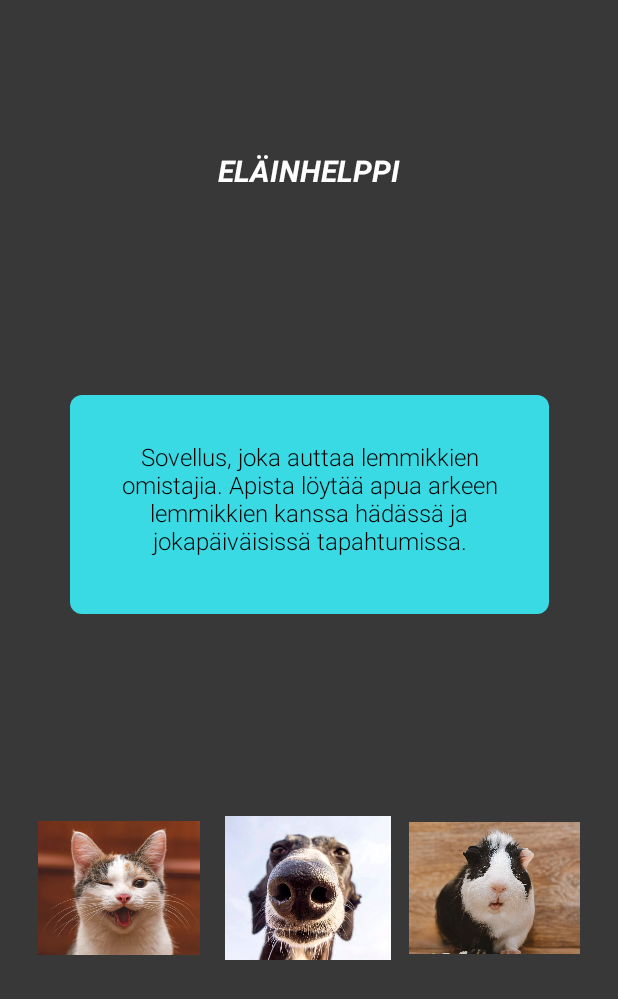
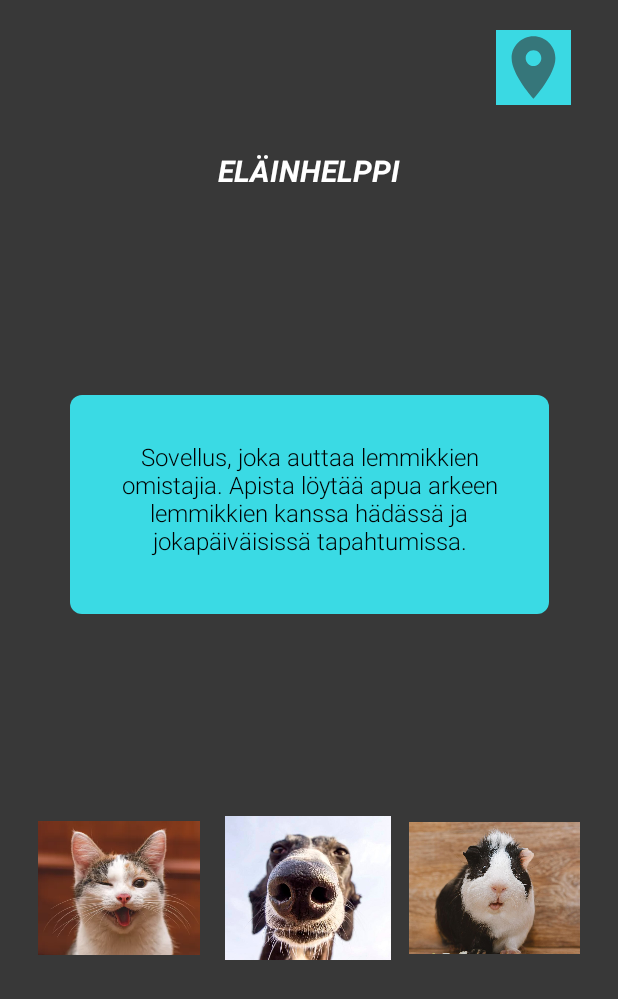
Before and after one commit to TVT21SPORyhma17Mobiilikehitysprojekti/TVT21SPO_Ryhma17K23, an Android app: the layout activity_main.xml on its own in the app's theme, with its tools: preview values and no code run, on a phone screen of 412 x 824 dp. Shown: the top 999 px of the screen. Run offline under Robolectric (Android 15) with nearby library versions, the phone set to English and light mode, and no system bars.

Commit message:
stringsit lisätty

```diff
--- a/app/src/main/res/layout/activity_main.xml
+++ b/app/src/main/res/layout/activity_main.xml
@@ -82,4 +82,17 @@
         app:layout_constraintTop_toBottomOf="@+id/textView"
         app:srcCompat="@drawable/kissa" />
 
+    <ImageView
+        android:id="@+id/maps"
+        android:layout_width="50dp"
+        android:layout_height="50dp"
+        android:layout_marginTop="20dp"
+        android:layout_marginEnd="15dp"
+        android:background="#3AD9E3"
+        app:layout_constraintEnd_toEndOf="parent"
+        app:layout_constraintHorizontal_bias="0.954"
+        app:layout_constraintStart_toStartOf="parent"
+        app:layout_constraintTop_toTopOf="parent"
+        app:srcCompat="@drawable/maps" />
+
 </androidx.constraintlayout.widget.ConstraintLayout>
```
Also changed, not shown: 1 other file.
